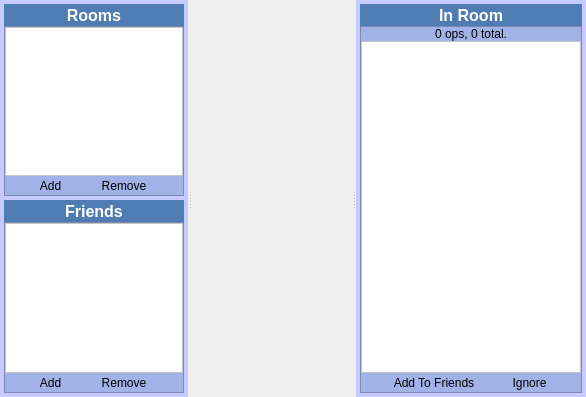
Old version of the form UI/widgetchat.ui in the repository c3c/quazaa.
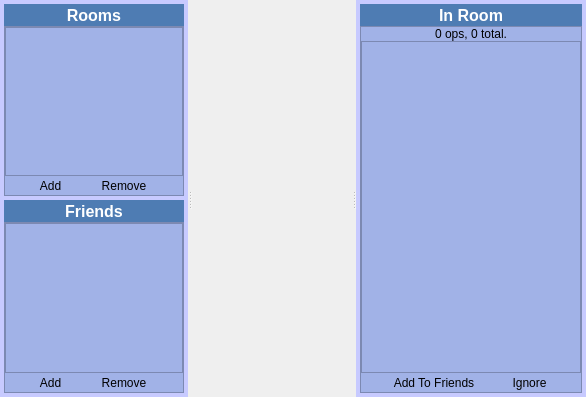
New version of the form. Icons and pictures are not drawn.

Commit message: Some work on chat window skinning. More to follow.

What changed in the file:
```diff
--- a/UI/widgetchat.ui
+++ b/UI/widgetchat.ui
@@ -161,11 +161,7 @@
              </layout>
             </item>
             <item row="2" column="0">
-             <widget class="QListView" name="listViewChatRooms">
-              <property name="styleSheet">
-               <string notr="true">background-color: rgb(255, 255, 255);</string>
-              </property>
-             </widget>
+             <widget class="QListView" name="listViewChatRooms"/>
             </item>
            </layout>
           </widget>
@@ -354,11 +350,7 @@
              </layout>
             </item>
             <item row="0" column="0">
-             <widget class="QListView" name="listViewChatFriends">
-              <property name="styleSheet">
-               <string notr="true">background-color: rgb(255, 255, 255);</string>
-              </property>
-             </widget>
+             <widget class="QListView" name="listViewChatFriends"/>
             </item>
            </layout>
           </widget>
@@ -526,11 +518,7 @@
              </widget>
             </item>
             <item row="1" column="0">
-             <widget class="QListView" name="listViewChatUsers">
-              <property name="styleSheet">
-               <string notr="true">background-color: rgb(255, 255, 255);</string>
-              </property>
-             </widget>
+             <widget class="QListView" name="listViewChatUsers"/>
             </item>
            </layout>
           </widget>
```
The commit also changes 6 other files.
